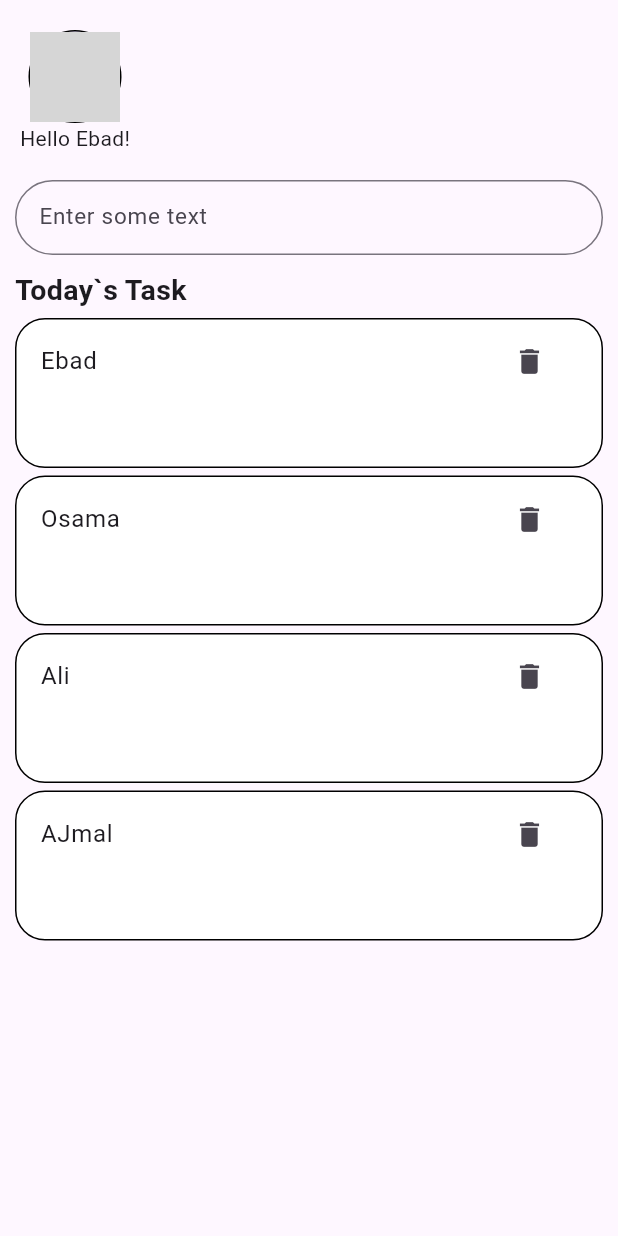
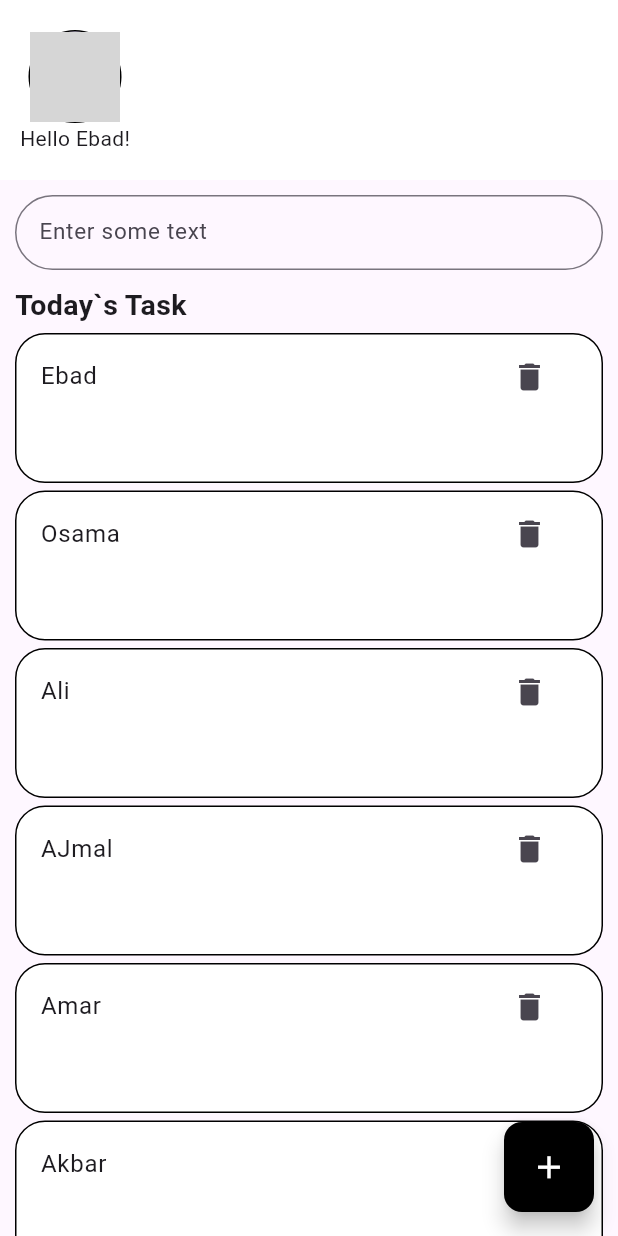
Before and after one commit to SyedEbad902/Todo-app-, a Flutter app: the screen it shows after launch, after a tap on the "delete" icon, on a phone screen of 412 x 824 dp. Run offline on Flutter 3.47's test engine with Material 3 defaults, Android fonts, the phone set to English and light mode, and no system bars; network calls fail; grey boxes are pictures that could not be loaded.

```diff
--- a/lib/main.dart
+++ b/lib/main.dart
@@ -1,28 +1,39 @@
-import 'dart:js_interop_unsafe';
-import 'dart:js_util';
-
 import 'package:flutter/material.dart';
 
 void main() {
-  runApp(const MyApp());
+  runApp(MaterialApp(home: const MyApp()));
 }
 
-class MyApp extends StatelessWidget {
+class MyApp extends StatefulWidget {
   const MyApp({super.key});
 
   @override
+  State<MyApp> createState() => _MyAppState();
+}
+
+class _MyAppState extends State<MyApp> {
+  @override
   Widget build(BuildContext context) {
-    List studentData = ["Ebad", "Osama", "Ali", 'AJmal'];
+    List studentData = [
+      "Ebad",
+      "Osama",
+      "Ali",
+      'AJmal',
+      "Amar",
+      "Akbar",
+      "Anthony"
+    ];
 
     return MaterialApp(
       home: SafeArea(
         child: Scaffold(
           appBar: AppBar(
+            backgroundColor: Colors.white,
             leadingWidth: 90,
             leading: Container(
               // color: Colors.amber,
-                margin: EdgeInsets.only(left: 10, top: 20),
-                child: Column(
+              margin: const EdgeInsets.only(left: 10, top: 20),
+              child: const Column(
                 children: [
                   CircleAvatar(
                     radius: 31,
@@ -42,12 +53,12 @@ class MyApp extends StatelessWidget {
           body: Column(
             children: [
               Container(
-                  padding: EdgeInsets.only(left: 10, right: 10),
-                  height: 50,
+                padding: const EdgeInsets.only(left: 10, right: 10, top: 10),
+                height: 60,
                 child: TextField(
                   decoration: InputDecoration(
                       hintText: "Enter some text",
-                        hintStyle: TextStyle(fontSize: 15),
+                      hintStyle: const TextStyle(fontSize: 15),
                       border: OutlineInputBorder(
                           borderRadius: BorderRadius.circular(50))),
                 ),
@@ -55,8 +66,8 @@ class MyApp extends StatelessWidget {
               Row(
                 children: [
                   Container(
-                        margin: EdgeInsets.only(left: 10, top: 10),
-                        child: Text(
+                      margin: const EdgeInsets.only(left: 10, top: 10),
+                      child: const Text(
                         "Today`s Task",
                         style: TextStyle(
                           fontSize: 19,
@@ -70,7 +81,8 @@ class MyApp extends StatelessWidget {
                     itemCount: studentData.length,
                     itemBuilder: (BuildContext context, index) {
                       return Container(
-                          margin: EdgeInsets.only(top: 5, left: 10, right: 10),
+                        margin:
+                            const EdgeInsets.only(top: 5, left: 10, right: 10),
                         decoration: BoxDecoration(
                           borderRadius: BorderRadius.circular(20),
                           color: Colors.white,
@@ -83,14 +95,64 @@ class MyApp extends StatelessWidget {
                         child: ListTile(
                           title: Text("${studentData[index]}"),
                           trailing: IconButton(
-                                onPressed: () {},
-                                icon: Icon(Icons.delete, size: 22)),
+                            onPressed: () {
+                              setState(() {
+                                studentData.removeAt(index);
+                                print(studentData);
+                              });
+                            },
+                            icon: Icon(Icons.delete),
+                          ),
+                          // trailing: FittedBox(
+                          //   fit: BoxFit.fill,
+                          //   child: Column(
+                          //     children: [
+                          //       Container(
+                          //         padding: const EdgeInsets.only(top: 5),
+                          //         child: IconButton(
+                          //             onPressed: () {
+                          //               setState(() {
+                          //                 studentData.removeAt(index);
+                          //                 print(studentData);
+                          //               });
+                          //             },
+                          //             icon: const Icon(Icons.delete)),
+                          //       ),
+                          //       // Container(
+                          //       //   height: 4,
+                          //       //   padding: const EdgeInsets.only(top: 2),
+                          //       //   child: IconButton(
+                          //       //       onPressed: () {
+                          //       //         setState(() {
+                          //       //           studentData.removeAt(index);
+                          //       //           print(studentData);
+                          //       //         });
+                          //       //       },
+                          //       //       icon: const Icon(Icons.update)),
+                          //       // ),
+                          //     ],
+                          //   ),
+                          // ),
                         ),
                       );
                     }),
-                )
+              ),
+              Row(
+                mainAxisAlignment: MainAxisAlignment.end,
+                children: [],
+              ),
             ],
-            )),
+          ),
+          floatingActionButton: SizedBox(
+            width: 60.0, // Specify the width
+            height: 60.0, // Specify the height
+            child: FloatingActionButton.small(
+              backgroundColor: Colors.black,
+              onPressed: () {},
+              child: const Icon(Icons.add, color: Colors.white, size: 25),
+            ),
+          ),
+        ),
       ),
     );
   }
```
Lines whose indentation alone changed are shown as unchanged.
